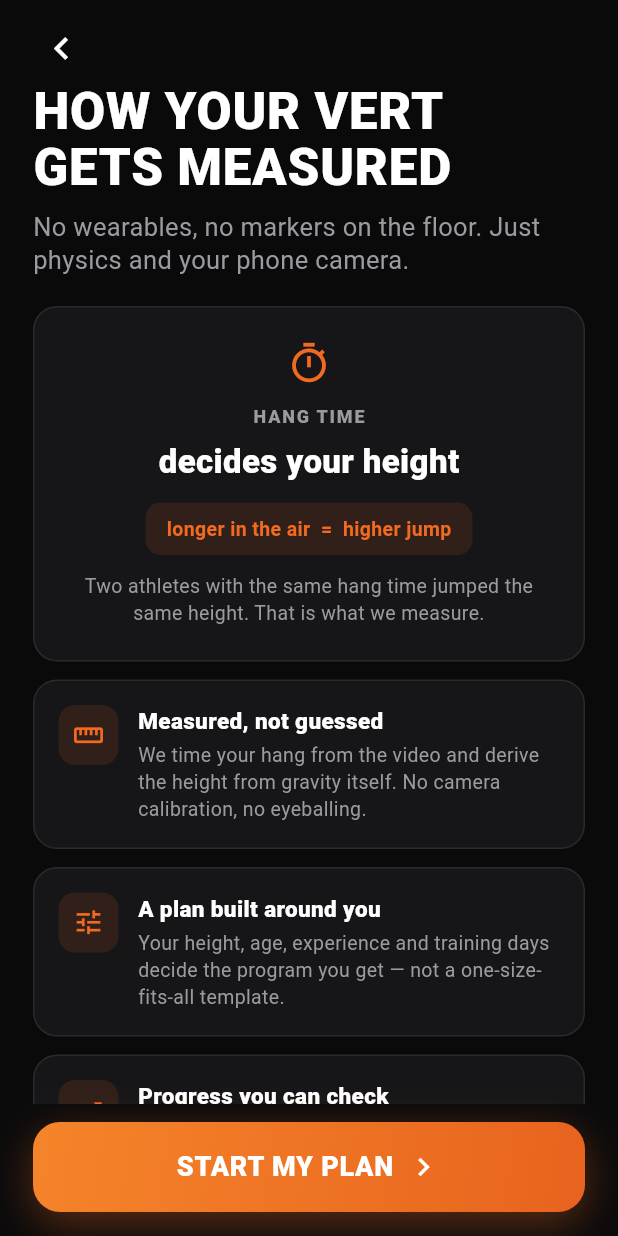
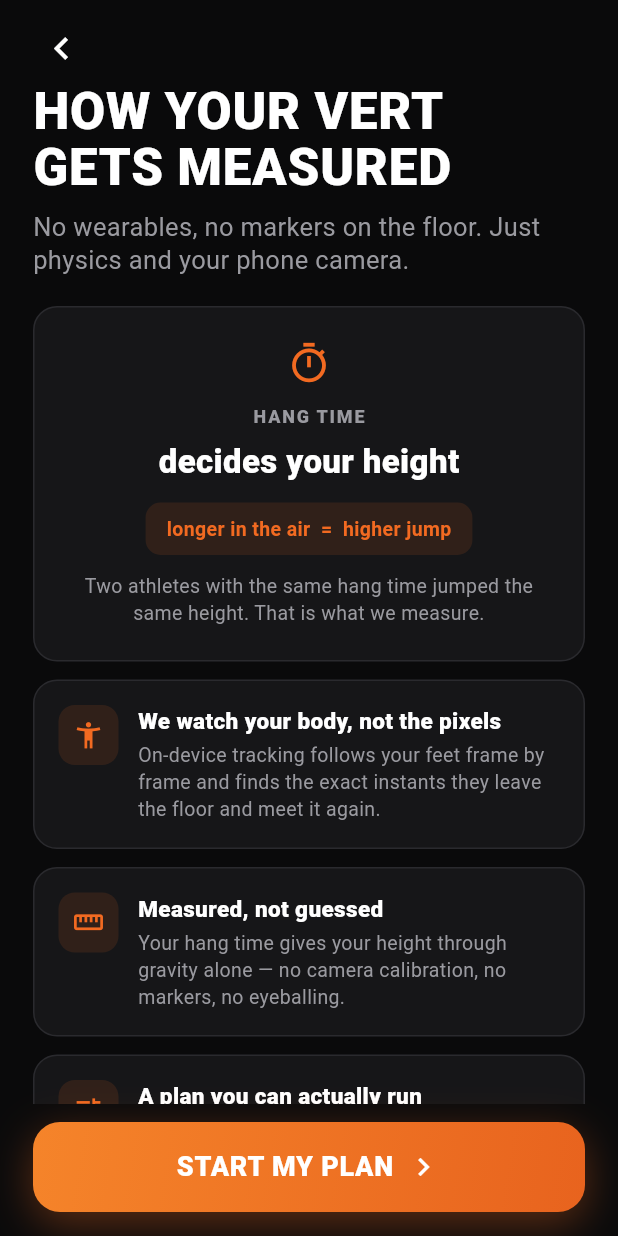
Before and after one commit to 0xcssh/Dunkmax, a Flutter app: the HowItWorksScreen screen opened directly with empty values, on a phone screen of 412 x 824 dp. Run offline on Flutter 3.47's test engine with Material 3 defaults, Android fonts, the phone set to English and light mode, and no system bars; our stand-ins replace image_picker, share_plus, shared_preferences, supabase_flutter, video_player; missing offline and left inert: google_mlkit_pose_detection, purchases_flutter, video_thumbnail; accounts and stored records are empty.

Commit message:
Stop the sell flow promising things the app does not do
Two false claims, both mine.

"How your vert gets measured" said the programme is built from "your height,
age, experience and training days". Height and age never reached the
programming -- they set the dunk target and the projection curve, which is a
different thing. And the plan reveal said the plan was "matched to your
goals, level and schedule"; goals are collected and never used at all. Both
now name only what actually decides a programme: experience, training days,
and whether the athlete has a gym.

The same screen also still described the old measurement. Body tracking has
been the primary method for several builds -- it follows the feet frame by
frame and solves for the instants they leave and meet the floor -- and the
screen that exists to sell the method was selling the previous one. It leads
with that now, and the Analyze source screen says the same thing.

The comment above each list says to check new claims against the catalog and
the detector before shipping them. This screen replaced fabricated
testimonials precisely so the sell flow would only state true things; that
only holds if the claims are re-read when the app changes underneath them.

Co-Authored-By: Claude Opus 5 <noreply@anthropic.com>

```diff
--- a/lib/features/analyze/screens/source_screen.dart
+++ b/lib/features/analyze/screens/source_screen.dart
@@ -81,8 +81,9 @@ class _SourceScreenState extends State<SourceScreen> {
             ),
             const SizedBox(height: 8),
             const Text(
-              'Film your jump straight-on, full body in frame. We measure '
-              'hang time to estimate your vertical — no calibration needed.',
+              'Film your jump straight-on, full body in frame. We track your '
+              'feet to time the flight, then gravity gives the height — no '
+              'calibration needed.',
               style: DunkTheme.onboardingSubtitle,
             ),
             const SizedBox(height: 24),
--- a/lib/features/onboarding/screens/how_it_works_screen.dart
+++ b/lib/features/onboarding/screens/how_it_works_screen.dart
@@ -26,18 +26,33 @@ class HowItWorksScreen extends StatelessWidget {
     required this.onBack,
   });
 
+  /// Every line here has to be something the app does today.
+  ///
+  /// This list previously claimed the programme was built from "your height,
+  /// age, experience and training days". Height and age never reached the
+  /// programming — they drive the dunk target and the projection curve, which
+  /// is a different thing — so the sell screen was promising a
+  /// personalisation that did not exist. Check any claim added here against
+  /// `core/program_catalog.dart` and `core/pose_jump_detector.dart` before it
+  /// ships.
   static const _points = <(IconData, String, String)>[
+    (
+      Icons.accessibility_new,
+      'We watch your body, not the pixels',
+      'On-device tracking follows your feet frame by frame and finds the '
+          'exact instants they leave the floor and meet it again.',
+    ),
     (
       Icons.straighten,
       'Measured, not guessed',
-      'We time your hang from the video and derive the height from '
-          'gravity itself. No camera calibration, no eyeballing.',
+      'Your hang time gives your height through gravity alone — no camera '
+          'calibration, no markers, no eyeballing.',
     ),
     (
       Icons.tune,
-      'A plan built around you',
-      'Your height, age, experience and training days decide the program '
-          'you get — not a one-size-fits-all template.',
+      'A plan you can actually run',
+      'Your experience, your training days and whether you have a gym '
+          'decide your programme — no barbell drills if you train at home.',
     ),
     (
       Icons.trending_up,
```
Also changed, not shown: lib/features/onboarding/screens/plan_reveal_screen.dart (+6 -2 lines).
